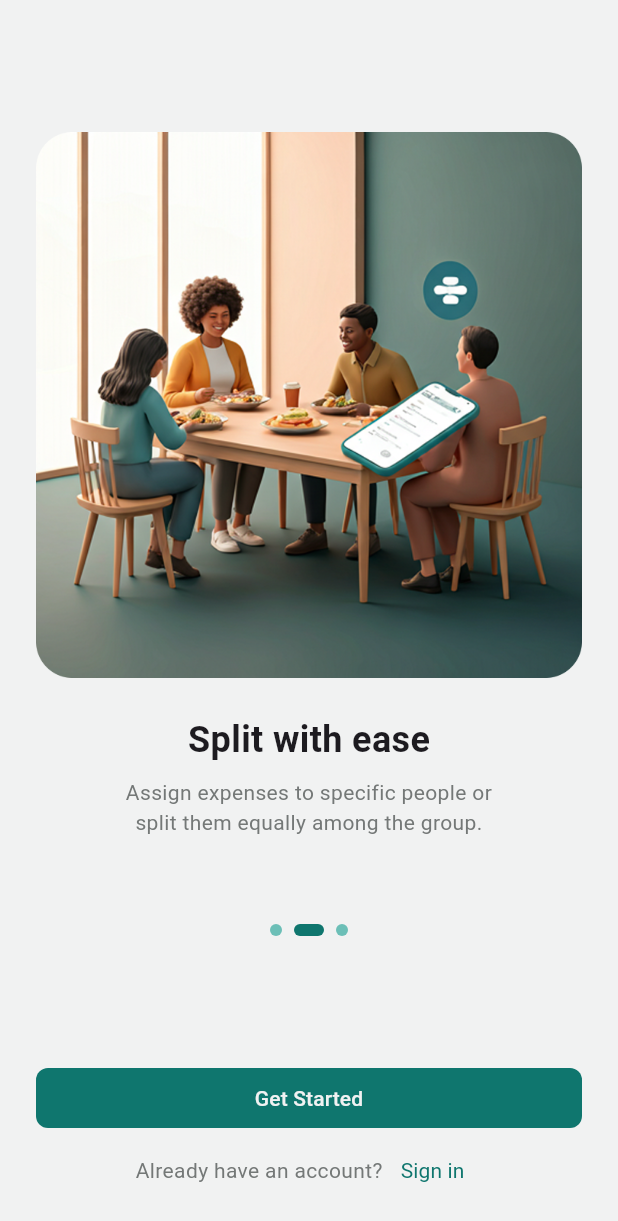
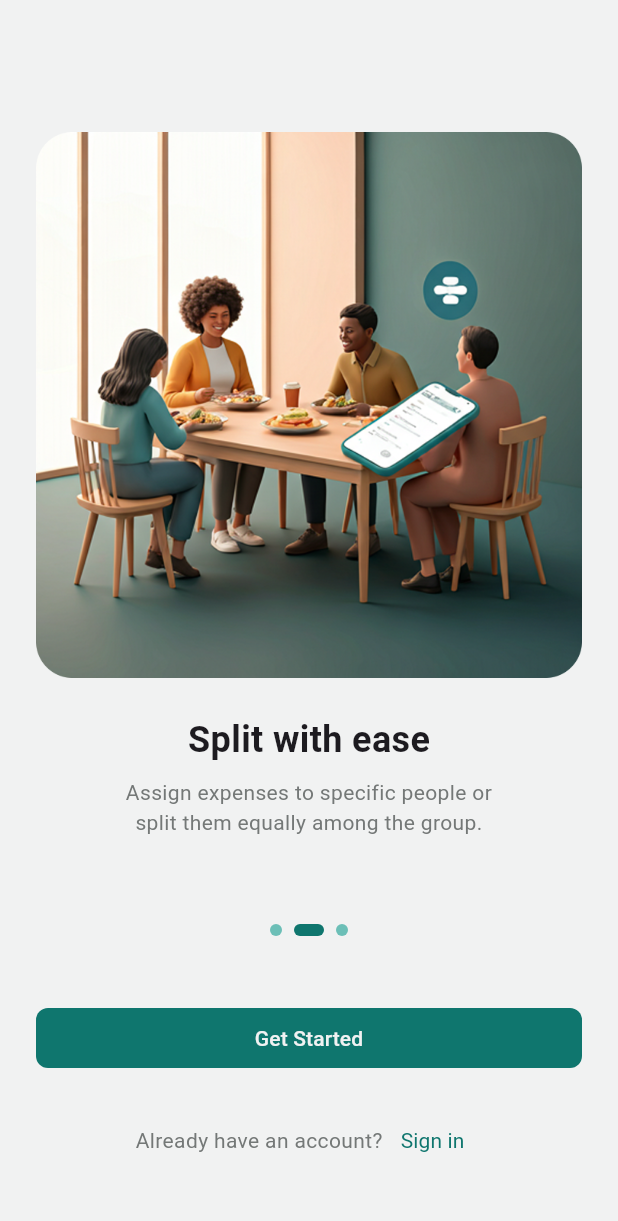
Before and after one commit to bakemonostan/splitspend, a Flutter app: the screen it shows after launch, swiped to page 2, on a phone screen of 412 x 824 dp. Shown: the top 1221 px of the screen. Run offline on Flutter 3.47's test engine with Material 3 defaults, Android fonts, the phone set to English and light mode, and no system bars; drawn by our look-alikes of dots_indicator; our stand-ins replace google_fonts.

Commit message:
Add OnboardingFooter widget and integrate it into PageView widgets for consistent onboarding experience.

```diff
--- /dev/null
+++ b/lib/src/features/onboarding/widgets/onboarding_footer.dart
@@ -0,0 +1,43 @@
+import 'package:flutter/material.dart';
+import 'package:split_spend/src/features/auth/screens/signin_screen.dart';
+import 'package:split_spend/src/theme/theme.dart';
+
+class OnboardingFooter extends StatelessWidget {
+  const OnboardingFooter({super.key});
+
+  @override
+  Widget build(BuildContext context) {
+    return Container(
+      padding: const EdgeInsets.symmetric(horizontal: 24, vertical: 20),
+      child: Row(
+        mainAxisAlignment: MainAxisAlignment.center,
+        children: [
+          Text(
+            'Already have an account?',
+            style: TextStyle(
+              fontSize: 14,
+              fontWeight: FontWeight.w400,
+              color: AppPalette.neutral500,
+            ),
+          ),
+          TextButton(
+            onPressed: () {
+              Navigator.push(
+                context,
+                MaterialPageRoute(builder: (context) => SigninScreen()),
+              );
+            },
+            child: Text(
+              'Sign in',
+              style: TextStyle(
+                fontSize: 14,
+                fontWeight: FontWeight.w400,
+                color: AppPalette.primary500,
+              ),
+            ),
+          ),
+        ],
+      ),
+    );
+  }
+}
--- a/lib/src/features/onboarding/widgets/pageview_two.dart
+++ b/lib/src/features/onboarding/widgets/pageview_two.dart
@@ -1,5 +1,6 @@
 import 'package:flutter/material.dart';
 import 'package:split_spend/src/theme/theme.dart';
+import 'package:split_spend/src/features/onboarding/widgets/onboarding_footer.dart';
 
 class PageViewTwo extends StatelessWidget {
   const PageViewTwo({super.key});
@@ -56,32 +57,7 @@ class PageViewTwo extends StatelessWidget {
               onPressed: () {},
               child: const Text('Get Started'),
             ),
-            Center(
-              child: Row(
-                mainAxisAlignment: MainAxisAlignment.center,
-                children: [
-                  const Text(
-                    'Already have an account?',
-                    style: TextStyle(
-                      fontSize: 14,
-                      fontWeight: FontWeight.w400,
-                      color: AppPalette.neutral500,
-                    ),
-                  ),
-                  TextButton(
-                    onPressed: () {},
-                    child: const Text(
-                      'Sign in',
-                      style: TextStyle(
-                        fontSize: 14,
-                        fontWeight: FontWeight.w400,
-                        color: AppPalette.primary500,
-                      ),
-                    ),
-                  ),
-                ],
-              ),
-            ),
+            const OnboardingFooter(),
           ],
         ),
       ),
```
Also changed, not shown: lib/src/features/onboarding/widgets/pageview_one.dart (+2 -26 lines), lib/src/features/onboarding/widgets/pageview_three.dart (+2 -26 lines).
